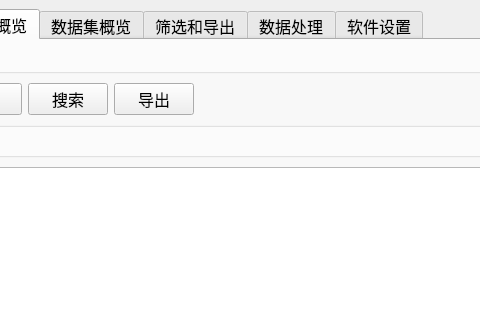
The window that presentation/uifiles/DatasetViewMainWindow.ui (kslz/sound_dataset_tools2) describes before a commit, drawn with Qt 5; both pictures show x 90 to 570 and y 0 to 320 of the 1200 by 800 pixel window.
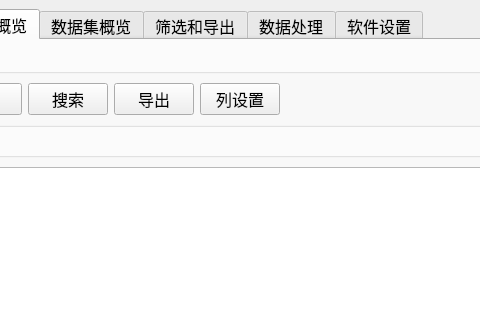
The same window after the commit.

Commit message: 调整页面布局

The edit to the form file:
```diff
--- a/presentation/uifiles/DatasetViewMainWindow.ui
+++ b/presentation/uifiles/DatasetViewMainWindow.ui
@@ -63,6 +63,13 @@
              </property>
             </widget>
            </item>
+           <item>
+            <widget class="QPushButton" name="pushButton_columns_setting">
+             <property name="text">
+              <string>列设置</string>
+             </property>
+            </widget>
+           </item>
            <item>
             <spacer name="horizontalSpacer">
              <property name="orientation">
```
Left out of the diff: 46 changed lines with no effect on the pictures. Lines whose indentation alone changed are shown as unchanged. The commit also changes 4 other files.
